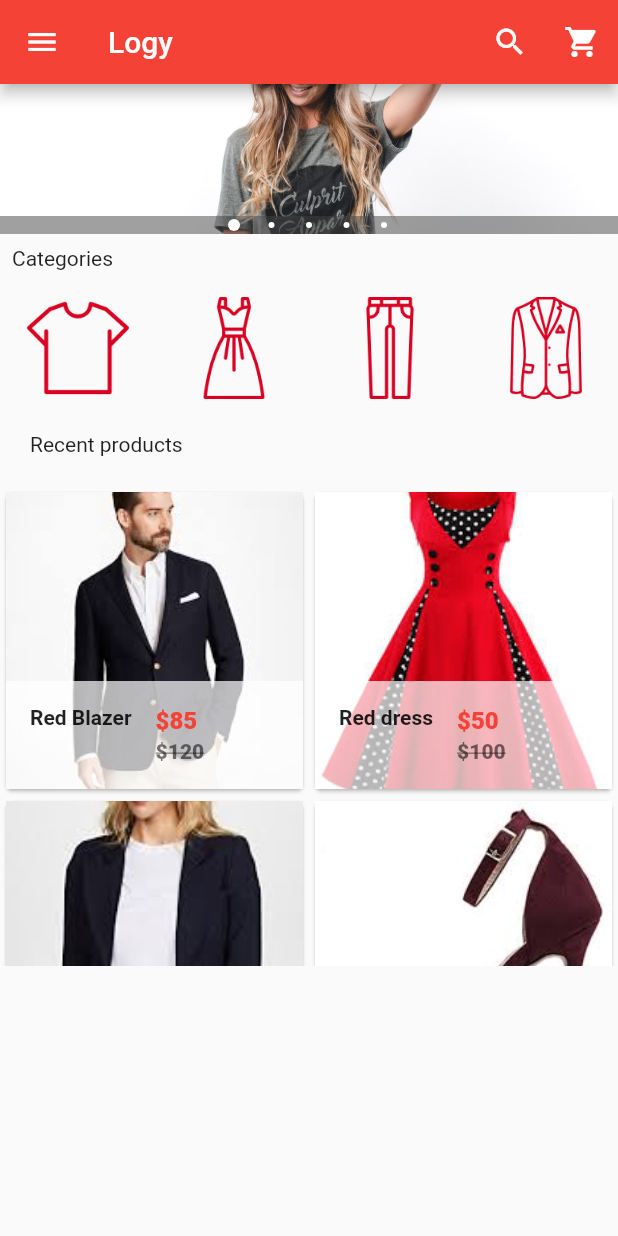
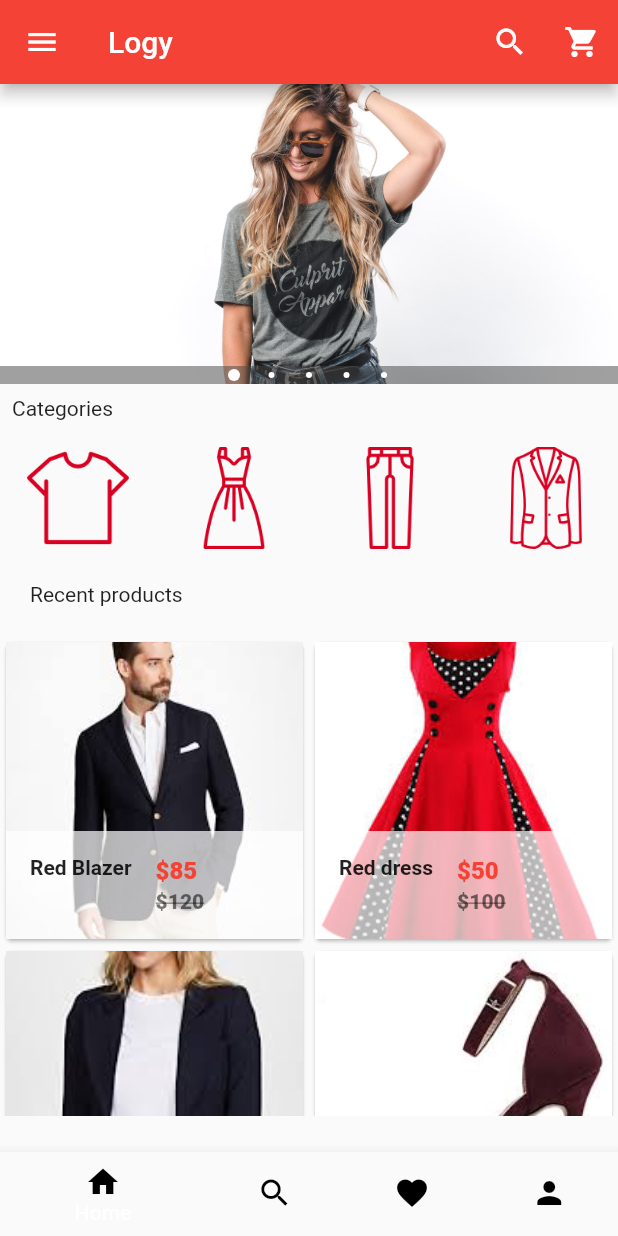
Before and after one commit to toandaominh1997/Flutter-LoGy, a Flutter app: the screen it shows after launch, on a phone screen of 412 x 824 dp. Run offline on Flutter 3.47's test engine with Material 2 defaults, Android fonts, the phone set to English and light mode, and no system bars; drawn by our look-alikes of carousel_pro.

```diff
--- a/lib/main.dart
+++ b/lib/main.dart
@@ -18,11 +18,12 @@ class HomePage extends StatefulWidget{
 }
 
 class HomePageState extends State<HomePage>{
+  int _selectedPage=0;
   @override
   Widget build(BuildContext context) {
     // TODO: implement build
     Widget image_carousel = new Container(
-      height: 100.0,
+      height: 200.0,
       child:  new Carousel(
         boxFit: BoxFit.cover,
         images: [
@@ -139,6 +140,41 @@ class HomePageState extends State<HomePage>{
           )
         ],
       ),
+      bottomNavigationBar: BottomNavigationBar(
+        currentIndex: _selectedPage,
+        onTap: (int index){
+          if(index==0){
+            //envent at Here
+          }
+          else if(index==1){
+            Navigator.push(context, MaterialPageRoute(builder: (context)=> new Cart()));
+          }
+          else if(index==2){
+
+          }
+          else if(index==3){
+
+          }
+        },
+        items: [
+          BottomNavigationBarItem(
+              icon: Icon(Icons.home, color: Colors.black,),
+              title: Text('Home'),
+          ),
+          BottomNavigationBarItem(
+              icon: Icon(Icons.search, color: Colors.black,),
+              title: Text('Search'),
+          ),
+          BottomNavigationBarItem(
+              icon: Icon(Icons.favorite, color: Colors.black,),
+              title: Text('Favorite')
+          ),
+          BottomNavigationBarItem(
+              icon: Icon(Icons.person, color: Colors.black,),
+              title: Text('Profile')
+          ),
+        ],
+      ),
     );
   }
 }
```
